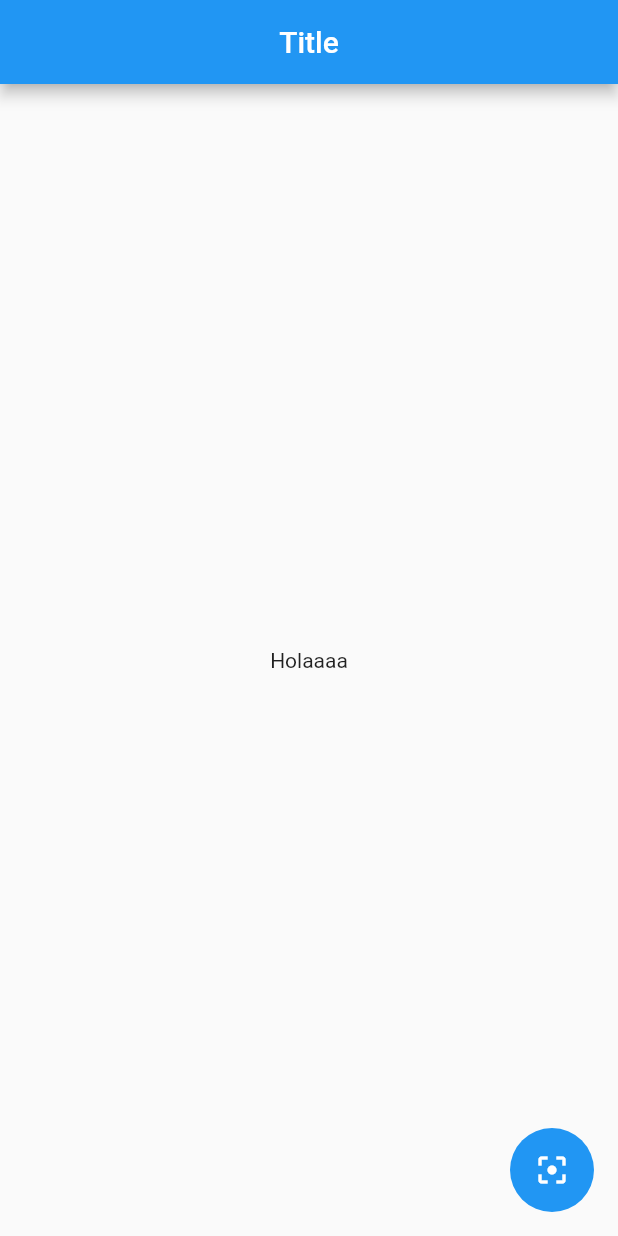
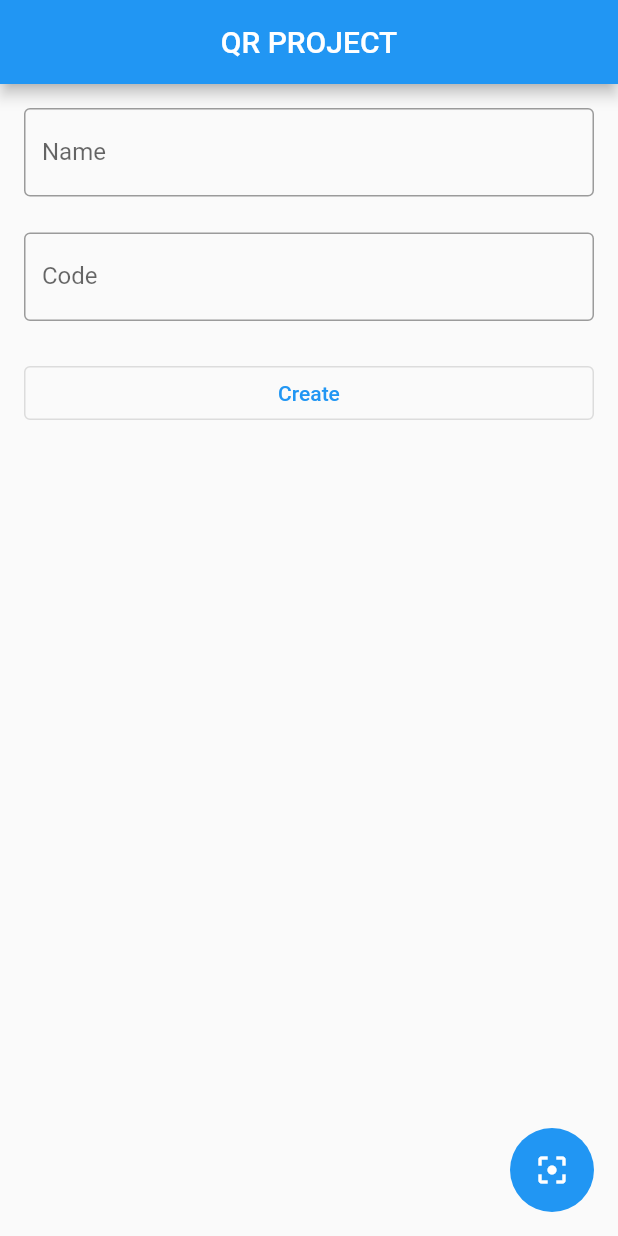
Before and after one commit to joelinfo19/qr-app-project, a Flutter app: the screen it shows after launch, after a tap on the "filter center focus" icon, on a phone screen of 412 x 824 dp. Run offline on Flutter 3.47's test engine with Material 2 defaults, Android fonts, the light colour scheme and no system bars; our stand-ins replace cloud_firestore, firebase_core; missing offline and left inert: flutter_barcode_scanner; accounts and stored records are empty.

Commit message:
scan_version_001

```diff
--- a/lib/main.dart
+++ b/lib/main.dart
@@ -1,9 +1,14 @@
+import 'package:firebase_core/firebase_core.dart';
 import 'package:flutter/material.dart';
 import 'package:qr_project/src/app.dart';
 
-void main() {
+Future main()async{
+  WidgetsFlutterBinding.ensureInitialized();
+  await Firebase.initializeApp();
   runApp( MyApp());
+
 }
+
 
 // class MyApp extends StatelessWidget {
 //   const MyApp({Key? key}) : super(key: key);
--- a/lib/src/pages/home_page.dart
+++ b/lib/src/pages/home_page.dart
@@ -1,19 +1,93 @@
 
+import 'package:cloud_firestore/cloud_firestore.dart';
 import 'package:flutter/material.dart';
 import 'package:qr_project/widgets/scan_button.dart';
 
 class HomePage extends StatelessWidget{
+  final controllerName=TextEditingController();
+  final controllerCode=TextEditingController();
 
+
+
+  InputDecoration decoration(String label)=>InputDecoration(
+      labelText: label,
+      border: OutlineInputBorder(),
+    );
   @override
   Widget build(BuildContext context){
     return Scaffold(
       appBar: AppBar(
-        title: const Text('Title'),
+        title: Text('QR PROJECT'),
         centerTitle: true,
+        // actions: [
+        //   IconButton(onPressed: (){
+        //     final name=controller.text;
+        //     createUser(name: name);
+        //   }, icon: Icon(Icons.add))
+        // ],
       ),
-      body: Center(child: Text('Holaaaa')),
+      body: ListView(
+        padding:EdgeInsets.all(16),
+        children:<Widget> [
+
+            TextField(
+              controller: controllerName,
+              decoration: decoration('Name'),
+            ),
+            const SizedBox(height: 24),
+            TextField(
+              controller: controllerCode,
+              decoration: decoration('Code'),
+
+            ),
+            const SizedBox(height: 24),
+            OutlinedButton(onPressed: (){
+              final user=User(name: controllerName.text,code: controllerCode.text, date: DateTime.now());
+              createUser(user);
+              const snackBar = SnackBar(
+                content: Text("USUARIO AGREGADO"),
+              );
+              ScaffoldMessenger.of(context).showSnackBar(snackBar);
+
+              // Navigator.pop(context);
+            }, child: Text('Create'), style:ElevatedButton.styleFrom(onPrimary: Colors.blue,)),
+
+      ],
+      ),
       floatingActionButton: ScanButton(),
 
     );
+
+  }
+
+  Future createUser(User user) async{
+    final docUser=FirebaseFirestore.instance.collection('users').doc();
+    user.id=docUser.id;
+    final json=user.toJson();
+    await docUser.set(json);
+
+
   }
 }
+
+class User{
+  String id;
+  final String name;
+  final String code;
+  final DateTime date;
+
+  User({
+    this.id='',
+    required this.name,
+    required this.code,
+    required this.date
+  });
+
+  Map<String,dynamic> toJson()=>{
+    'id':id,
+    'name':name,
+    'code':code,
+    'date':date
+  };
+
+}
--- a/lib/widgets/scan_button.dart
+++ b/lib/widgets/scan_button.dart
@@ -1,3 +1,6 @@
+import 'dart:convert';
+
+import 'package:cloud_firestore/cloud_firestore.dart';
 import 'package:flutter/material.dart';
 import 'package:flutter_barcode_scanner/flutter_barcode_scanner.dart';
 // import 'package:provider/provider.dart';
@@ -17,8 +20,69 @@ class ScanButton extends StatelessWidget {
                                                     'Cancelar',
                                                     false,
                                                     ScanMode.QR);
-        print(barcodeScanRes);
+
+        // String barcodeTest="{\"name\": \"John Smith\",\"code\": \"171260\"}";
+
+   //{"name": "Cristina","code": "171549"}
+        // print(barcodeScanRes);
+        if(barcodeScanRes=='-1'){
+          return;
+        }
+        Map<String, dynamic> userMap = await jsonDecode(barcodeScanRes);
+        var users =  User.fromJson(userMap);
+
+        // print('Howdy, ${users.name}!');
+        // print('Howdy, ${users.code}!');
+        final user=User(name: users.name,code: users.code, date: DateTime.now());
+        createUser(user);
+        print('Howdy, ${users.name}!');
+        print('Howdy, ${users.code}!');
+        // if(barcodeScanRes!=null||barcodeScanRes!='-1'||barcodeScanRes!=-1){
+        //   Map<String, dynamic> userMap = await jsonDecode(barcodeScanRes);
+        //   var users =  User.fromJson(userMap);
+
+        //   // print('Howdy, ${users.name}!');
+        //   // print('Howdy, ${users.code}!');
+        //   final user=User(name: users.name,code: users.code, date: DateTime.now());
+        //   createUser(user);
+        //    print('Howdy, ${users.name}!');
+        //   print('Howdy, ${users.code}!');
+        // }else{
+        //   print('NO SCAN');
+        // }
 
       } );
   }
+  Future createUser(User user) async{
+    final docUser=FirebaseFirestore.instance.collection('users').doc();
+    user.id=docUser.id;
+    final json=user.toJson();
+    await docUser.set(json);
+
+
+  }
 }
+class User{
+  late String id;
+  final String name;
+  final String code;
+   DateTime ?date;
+
+  User({
+    this.id='',
+    required this.name,
+    required this.code,
+    this.date,
+  });
+  User.fromJson(Map<String, dynamic> json)
+      : name = json['name'],
+        code = json['code'];
+
+  Map<String,dynamic> toJson()=>{
+    'id':id,
+    'name':name,
+    'code':code,
+    'date':date
+  };
+
+}
--- a/pubspec.yaml
+++ b/pubspec.yaml
@@ -37,6 +37,8 @@ dependencies:
   # qr_code_scanner: ^1.0.1
   flutter_barcode_scanner: ^2.0.0
   provider: ^6.0.4
+  cloud_firestore: ^4.0.5
+  firebase_core: ^2.2.0
 
 dev_dependencies:
   flutter_test:
```
Also changed, not shown: pubspec.lock, 4 other files.
